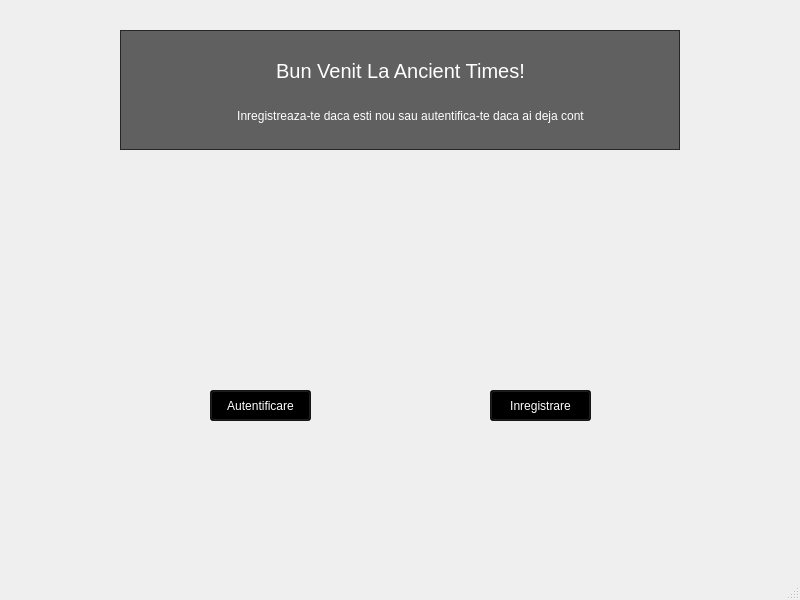
marcu26/POO_proiect, file ACl/AncientClient/mainwindow.ui: the form before one commit.
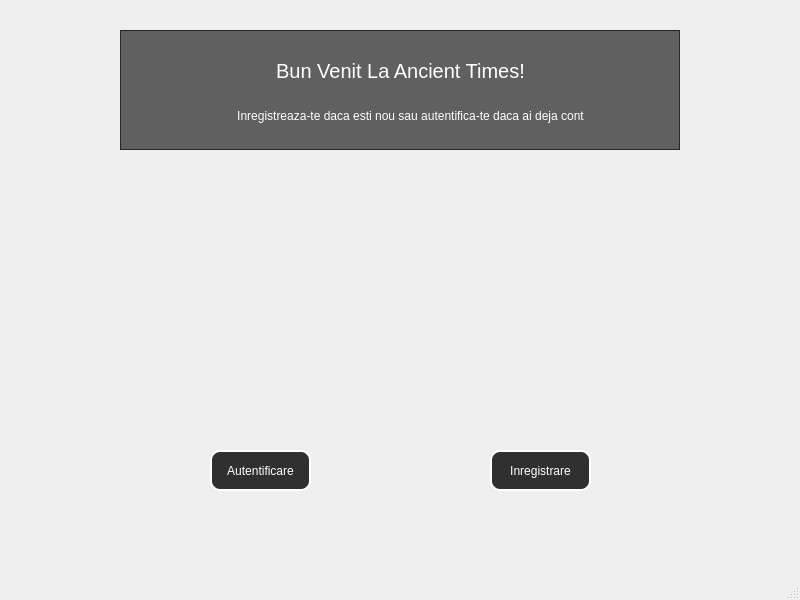
The form after the commit.

Patch:
```diff
--- a/ACl/AncientClient/mainwindow.ui
+++ b/ACl/AncientClient/mainwindow.ui
@@ -30,14 +30,18 @@
     <property name="geometry">
      <rect>
       <x>210</x>
-      <y>390</y>
+      <y>450</y>
       <width>101</width>
-      <height>31</height>
+      <height>41</height>
      </rect>
     </property>
     <property name="styleSheet">
      <string notr="true">color: rgb(255, 255, 255);
-background-color: rgba(0, 0, 0,80%);</string>
+background-color: rgba(0, 0, 0,80%);
+border-style: solid;
+border-width: 2px;
+border-radius: 10px;
+</string>
     </property>
     <property name="text">
      <string>Autentificare</string>
@@ -47,14 +51,17 @@
     <property name="geometry">
      <rect>
       <x>490</x>
-      <y>390</y>
+      <y>450</y>
       <width>101</width>
-      <height>31</height>
+      <height>41</height>
      </rect>
     </property>
     <property name="styleSheet">
      <string notr="true">color: rgb(255, 255, 255);
-background-color: rgba(0, 0, 0,80%);</string>
+background-color: rgba(0, 0, 0,80%);
+border-style: solid;
+border-width: 2px;
+border-radius: 10px;</string>
     </property>
     <property name="text">
      <string>Inregistrare</string>
@@ -129,6 +136,16 @@
      </property>
     </widget>
    </widget>
+   <widget class="QWidget" name="widget" native="true">
+    <property name="geometry">
+     <rect>
+      <x>280</x>
+      <y>190</y>
+      <width>211</width>
+      <height>221</height>
+     </rect>
+    </property>
+   </widget>
   </widget>
   <widget class="QMenuBar" name="menubar">
    <property name="geometry">
```
Left out of the diff: 4 changed lines with no effect on the pictures.
